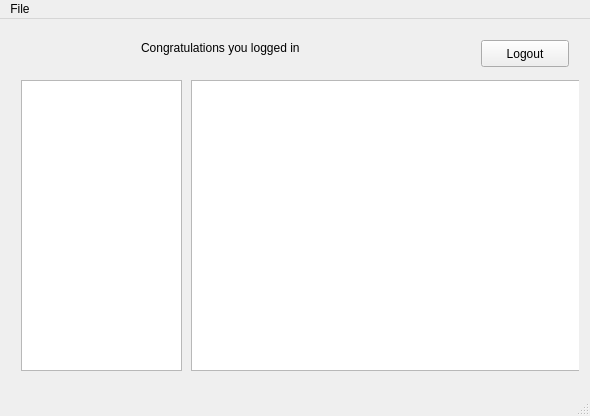
The window that client/mainwindow.ui (Davidj361/cuTPS) describes before a commit, drawn with Qt 5.
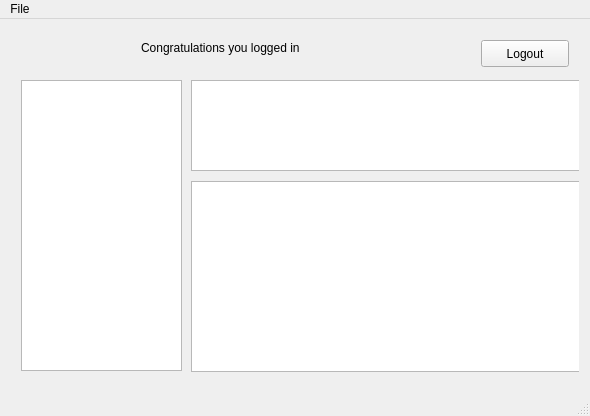
The same window after the commit.

Commit message: added more feature to Student home screen

What changed in the file:
```diff
--- a/client/mainwindow.ui
+++ b/client/mainwindow.ui
@@ -164,7 +164,7 @@
           <x>180</x>
           <y>50</y>
           <width>391</width>
-          <height>291</height>
+          <height>91</height>
          </rect>
         </property>
        </widget>
@@ -194,6 +194,16 @@
          <string>Logout</string>
         </property>
        </widget>
+       <widget class="QListWidget" name="contentList">
+        <property name="geometry">
+         <rect>
+          <x>180</x>
+          <y>151</y>
+          <width>391</width>
+          <height>191</height>
+         </rect>
+        </property>
+       </widget>
       </widget>
      </widget>
     </item>
```
Left out of the diff: 7 changed lines with no effect on the pictures. The commit also changes 2 other files.
